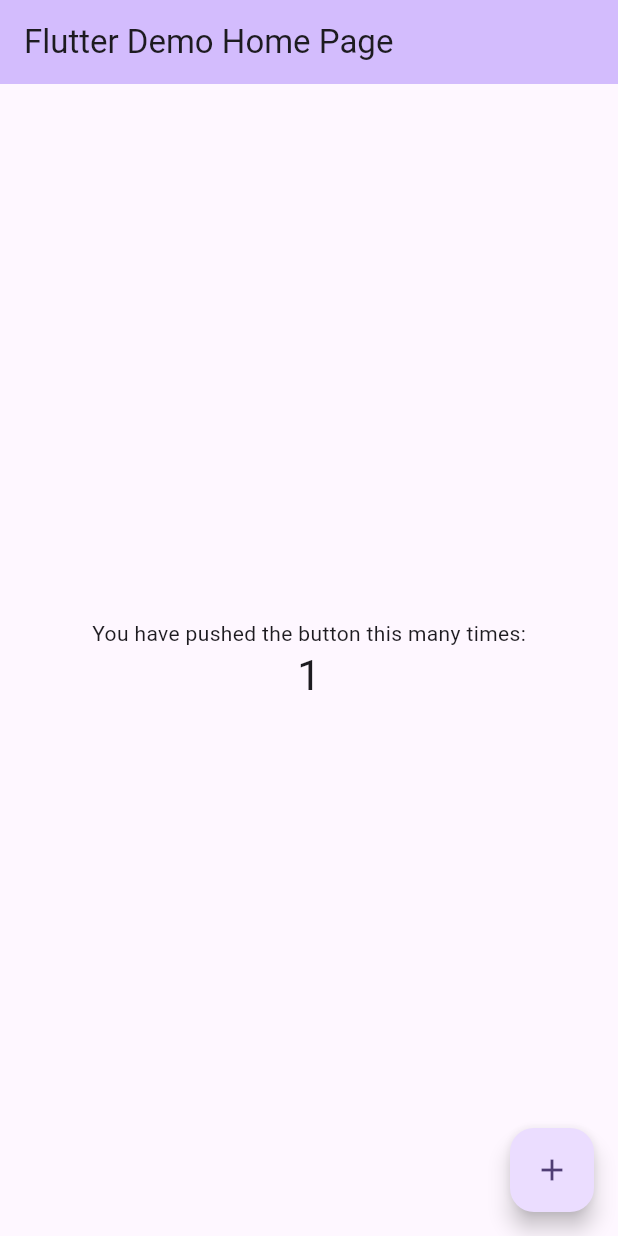
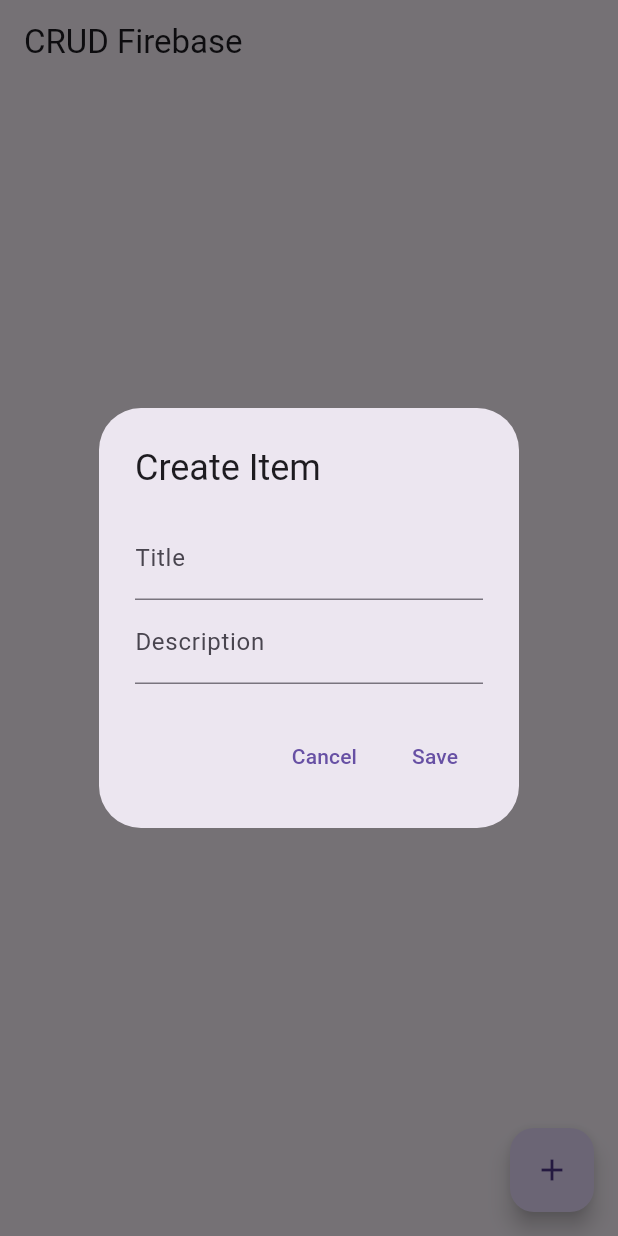
Before and after one commit to FZfortirex/Project-Firebase, a Flutter app: the screen it shows after launch, after a tap on the "add" icon, on a phone screen of 412 x 824 dp. Run offline on Flutter 3.47's test engine with Material 3 defaults, Android fonts, the phone set to English and light mode, and no system bars; our stand-ins replace cloud_firestore, firebase_core; accounts and stored records are empty.

Commit message:
Feat [BZ] Added CRUD

```diff
--- /dev/null
+++ b/firebase_app/lib/CRUD/crud_page.dart
@@ -0,0 +1,177 @@
+import 'package:flutter/material.dart';
+import 'package:cloud_firestore/cloud_firestore.dart';
+
+class CrudPage extends StatefulWidget {
+  @override
+  _CrudPageState createState() => _CrudPageState();
+}
+
+class _CrudPageState extends State<CrudPage> {
+  final CollectionReference _itemsCollection =
+      FirebaseFirestore.instance.collection('items');
+
+  // Fungsi Create
+  Future<void> _createItem(BuildContext context) async {
+    final TextEditingController titleController = TextEditingController();
+    final TextEditingController descriptionController = TextEditingController();
+
+    await showDialog(
+      context: context,
+      builder: (context) {
+        return AlertDialog(
+          title: const Text('Create Item'),
+          content: Column(
+            mainAxisSize: MainAxisSize.min,
+            children: [
+              TextField(
+                controller: titleController,
+                decoration: const InputDecoration(labelText: 'Title'),
+              ),
+              TextField(
+                controller: descriptionController,
+                decoration: const InputDecoration(labelText: 'Description'),
+              ),
+            ],
+          ),
+          actions: [
+            TextButton(
+              onPressed: () => Navigator.pop(context),
+              child: const Text('Cancel'),
+            ),
+            TextButton(
+              onPressed: () async {
+                if (titleController.text.isNotEmpty &&
+                    descriptionController.text.isNotEmpty) {
+                  await _itemsCollection.add({
+                    'title': titleController.text,
+                    'description': descriptionController.text,
+                    'createdAt': FieldValue.serverTimestamp(),
+                  });
+                  Navigator.pop(context);
+                }
+              },
+              child: const Text('Save'),
+            ),
+          ],
+        );
+      },
+    );
+  }
+
+  // Fungsi Update
+  Future<void> _updateItem(BuildContext context, String docId, String title,
+      String description) async {
+    final TextEditingController titleController =
+        TextEditingController(text: title);
+    final TextEditingController descriptionController =
+        TextEditingController(text: description);
+
+    await showDialog(
+      context: context,
+      builder: (context) {
+        return AlertDialog(
+          title: const Text('Update Item'),
+          content: Column(
+            mainAxisSize: MainAxisSize.min,
+            children: [
+              TextField(
+                controller: titleController,
+                decoration: const InputDecoration(labelText: 'Title'),
+              ),
+              TextField(
+                controller: descriptionController,
+                decoration: const InputDecoration(labelText: 'Description'),
+              ),
+            ],
+          ),
+          actions: [
+            TextButton(
+              onPressed: () => Navigator.pop(context),
+              child: const Text('Cancel'),
+            ),
+            TextButton(
+              onPressed: () async {
+                if (titleController.text.isNotEmpty &&
+                    descriptionController.text.isNotEmpty) {
+                  await _itemsCollection.doc(docId).update({
+                    'title': titleController.text,
+                    'description': descriptionController.text,
+                  });
+                  Navigator.pop(context);
+                }
+              },
+              child: const Text('Update'),
+            ),
+          ],
+        );
+      },
+    );
+  }
+
+  // Fungsi Delete
+  Future<void> _deleteItem(String docId) async {
+    await _itemsCollection.doc(docId).delete();
+  }
+
+  @override
+  Widget build(BuildContext context) {
+    return Scaffold(
+      appBar: AppBar(
+        title: const Text('CRUD Firebase'),
+      ),
+      body: StreamBuilder<QuerySnapshot>(
+        stream: _itemsCollection.orderBy('createdAt', descending: true).snapshots(),
+        builder: (context, snapshot) {
+          if (snapshot.connectionState == ConnectionState.waiting) {
+            return const Center(child: CircularProgressIndicator());
+          }
+
+          if (snapshot.hasError) {
+            return const Center(child: Text('Error fetching data'));
+          }
+
+          final data = snapshot.data?.docs;
+
+          if (data == null || data.isEmpty) {
+            return const Center(child: Text('No items found'));
+          }
+
+          return ListView.builder(
+            itemCount: data.length,
+            itemBuilder: (context, index) {
+              final item = data[index];
+              final docId = item.id;
+              final title = item['title'];
+              final description = item['description'];
+
+              return Card(
+                margin: const EdgeInsets.symmetric(vertical: 8, horizontal: 16),
+                child: ListTile(
+                  title: Text(title),
+                  subtitle: Text(description),
+                  trailing: Row(
+                    mainAxisSize: MainAxisSize.min,
+                    children: [
+                      IconButton(
+                        icon: const Icon(Icons.edit, color: Colors.blue),
+                        onPressed: () => _updateItem(context, docId, title, description),
+                      ),
+                      IconButton(
+                        icon: const Icon(Icons.delete, color: Colors.red),
+                        onPressed: () => _deleteItem(docId),
+                      ),
+                    ],
+                  ),
+                ),
+              );
+            },
+          );
+        },
+      ),
+      floatingActionButton: FloatingActionButton(
+        onPressed: () => _createItem(context),
+        child: const Icon(Icons.add),
+      ),
+    );
+  }
+}
--- a/firebase_app/lib/main.dart
+++ b/firebase_app/lib/main.dart
@@ -1,3 +1,4 @@
+import 'package:firebase_app/CRUD/crud_page.dart';
 import 'package:firebase_core/firebase_core.dart';
 import 'package:flutter/foundation.dart';
 import 'package:flutter/material.dart';
@@ -19,125 +20,16 @@ void main() async{
   }
 
 
-  runApp(const MyApp());
+  runApp(MyApp());
 }
 
 class MyApp extends StatelessWidget {
-  const MyApp({super.key});
-
-  // This widget is the root of your application.
   @override
   Widget build(BuildContext context) {
     return MaterialApp(
-      title: 'Flutter Demo',
-      theme: ThemeData(
-        // This is the theme of your application.
-        //
-        // TRY THIS: Try running your application with "flutter run". You'll see
-        // the application has a purple toolbar. Then, without quitting the app,
-        // try changing the seedColor in the colorScheme below to Colors.green
-        // and then invoke "hot reload" (save your changes or press the "hot
-        // reload" button in a Flutter-supported IDE, or press "r" if you used
-        // the command line to start the app).
-        //
-        // Notice that the counter didn't reset back to zero; the application
-        // state is not lost during the reload. To reset the state, use hot
-        // restart instead.
-        //
-        // This works for code too, not just values: Most code changes can be
-        // tested with just a hot reload.
-        colorScheme: ColorScheme.fromSeed(seedColor: Colors.deepPurple),
-        useMaterial3: true,
-      ),
-      home: const MyHomePage(title: 'Flutter Demo Home Page'),
+      title: 'CRUD Firebase',
+      theme: ThemeData(primarySwatch: Colors.blue),
+      home: CrudPage(),
     );
   }
 }
-
-class MyHomePage extends StatefulWidget {
-  const MyHomePage({super.key, required this.title});
-
-  // This widget is the home page of your application. It is stateful, meaning
-  // that it has a State object (defined below) that contains fields that affect
-  // how it looks.
-
-  // This class is the configuration for the state. It holds the values (in this
-  // case the title) provided by the parent (in this case the App widget) and
-  // used by the build method of the State. Fields in a Widget subclass are
-  // always marked "final".
-
-  final String title;
-
-  @override
-  State<MyHomePage> createState() => _MyHomePageState();
-}
-
-class _MyHomePageState extends State<MyHomePage> {
-  int _counter = 0;
-
-  void _incrementCounter() {
-    setState(() {
-      // This call to setState tells the Flutter framework that something has
-      // changed in this State, which causes it to rerun the build method below
-      // so that the display can reflect the updated values. If we changed
-      // _counter without calling setState(), then the build method would not be
-      // called again, and so nothing would appear to happen.
-      _counter++;
-    });
-  }
-
-  @override
-  Widget build(BuildContext context) {
-    // This method is rerun every time setState is called, for instance as done
-    // by the _incrementCounter method above.
-    //
-    // The Flutter framework has been optimized to make rerunning build methods
-    // fast, so that you can just rebuild anything that needs updating rather
-    // than having to individually change instances of widgets.
-    return Scaffold(
-      appBar: AppBar(
-        // TRY THIS: Try changing the color here to a specific color (to
-        // Colors.amber, perhaps?) and trigger a hot reload to see the AppBar
-        // change color while the other colors stay the same.
-        backgroundColor: Theme.of(context).colorScheme.inversePrimary,
-        // Here we take the value from the MyHomePage object that was created by
-        // the App.build method, and use it to set our appbar title.
-        title: Text(widget.title),
-      ),
-      body: Center(
-        // Center is a layout widget. It takes a single child and positions it
-        // in the middle of the parent.
-        child: Column(
-          // Column is also a layout widget. It takes a list of children and
-          // arranges them vertically. By default, it sizes itself to fit its
-          // children horizontally, and tries to be as tall as its parent.
-          //
-          // Column has various properties to control how it sizes itself and
-          // how it positions its children. Here we use mainAxisAlignment to
-          // center the children vertically; the main axis here is the vertical
-          // axis because Columns are vertical (the cross axis would be
-          // horizontal).
-          //
-          // TRY THIS: Invoke "debug painting" (choose the "Toggle Debug Paint"
-          // action in the IDE, or press "p" in the console), to see the
-          // wireframe for each widget.
-          mainAxisAlignment: MainAxisAlignment.center,
-          children: <Widget>[
-            const Text(
-              'You have pushed the button this many times:',
-            ),
-            Text(
-              '$_counter',
-              style: Theme.of(context).textTheme.headlineMedium,
-            ),
-          ],
-        ),
-      ),
-      floatingActionButton: FloatingActionButton(
-        onPressed: _incrementCounter,
-        tooltip: 'Increment',
-        child: const Icon(Icons.add),
-      ), // This trailing comma makes auto-formatting nicer for build methods.
-    );
-  }
-}
--- a/firebase_app/pubspec.yaml
+++ b/firebase_app/pubspec.yaml
@@ -35,6 +35,7 @@ dependencies:
   # Use with the CupertinoIcons class for iOS style icons.
   cupertino_icons: ^1.0.8
   firebase_core: ^3.10.0
+  cloud_firestore: ^5.6.1
 
 dev_dependencies:
   flutter_test:
```
Also changed, not shown: firebase_app/pubspec.lock, 4 other files.
